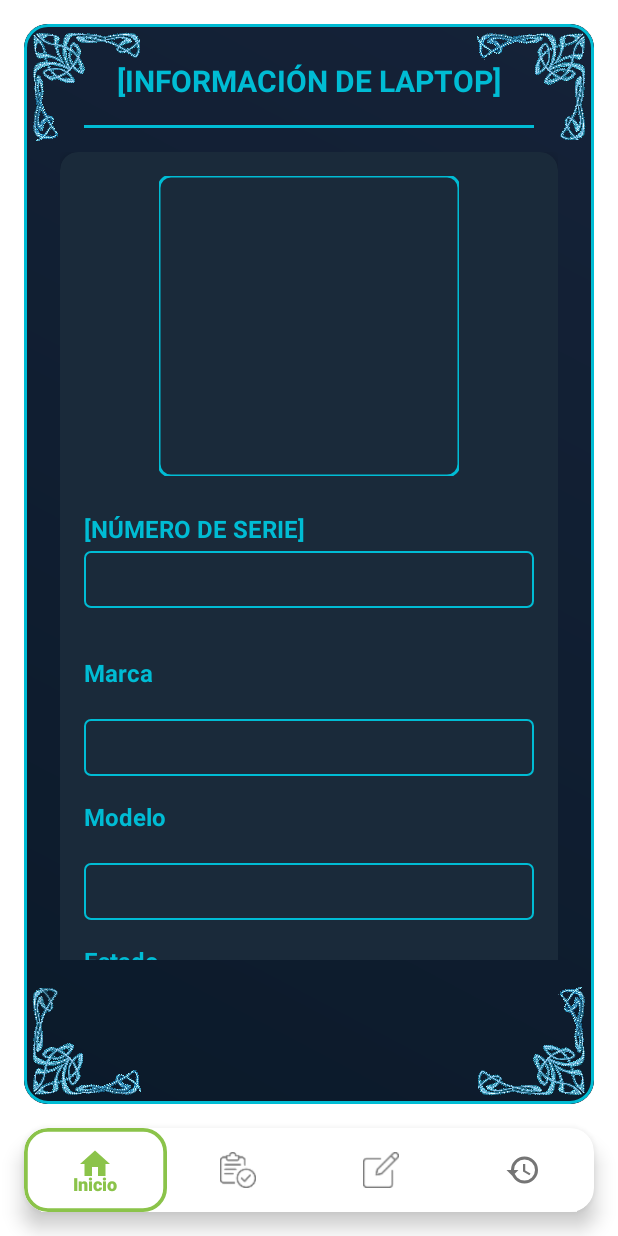
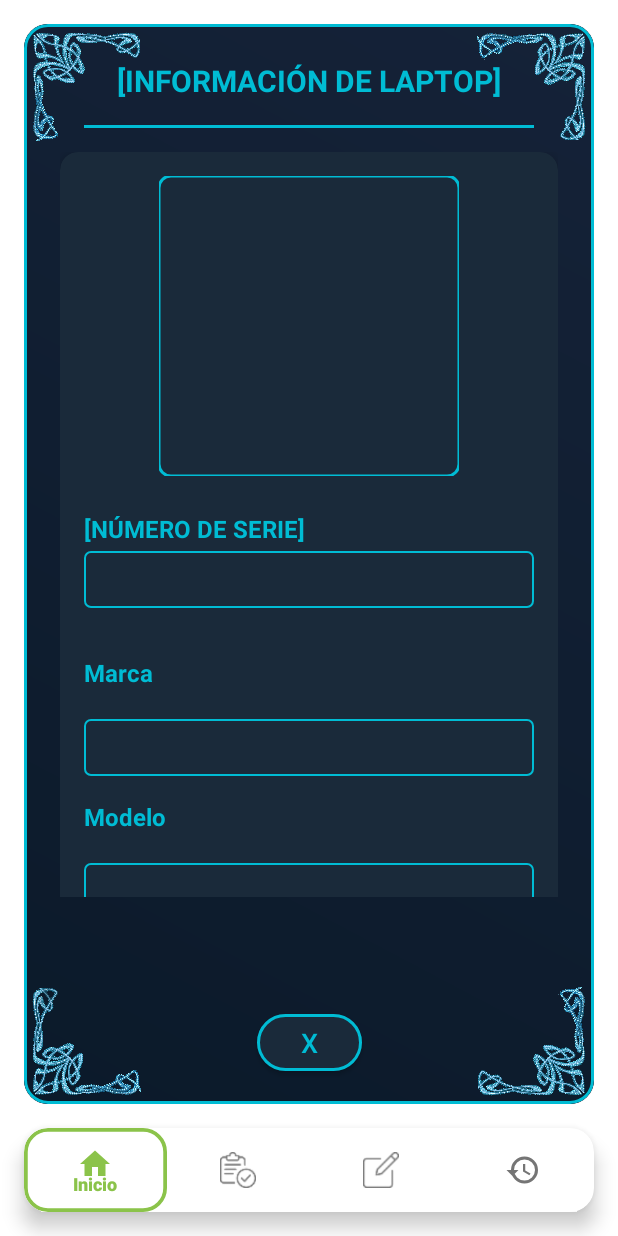
Before and after one commit to Yonsn76/Inventario_lpts, an Android app: the fragment PerfilLaptopFragment placed in its activity, on a phone screen of 412 x 824 dp. Run offline under Robolectric (Android 15) with nearby library versions, the phone set to English and light mode, and no system bars.

Commit message:
Mejorado y corregio el diseño con la parte de mostar informacion

```diff
--- a/app/src/main/java/com/san_pedrito/myapplication/PerfilLaptopFragment.java
+++ b/app/src/main/java/com/san_pedrito/myapplication/PerfilLaptopFragment.java
@@ -69,6 +69,12 @@ public class PerfilLaptopFragment extends Fragment {
             }
         }
 
+        // Configurar el botón de cierre
+        view.findViewById(R.id.btnCerrar).setOnClickListener(v -> {
+            // Cerrar el fragmento y volver al anterior
+            getParentFragmentManager().popBackStack();
+        });
+
         return view;
     }
 }
--- a/app/src/main/res/layout/perfil_laptop.xml
+++ b/app/src/main/res/layout/perfil_laptop.xml
@@ -73,17 +73,35 @@
             app:layout_constraintStart_toStartOf="parent"
             app:layout_constraintEnd_toEndOf="parent"/>
 
+        <!-- Botón de cierre -->
+        <com.google.android.material.button.MaterialButton
+            android:id="@+id/btnCerrar"
+            android:layout_width="70dp"
+            android:layout_height="50dp"
+            android:text="X"
+            android:textSize="18sp"
+            android:textColor="#00BCD4"
+            android:layout_marginBottom="16dp"
+            app:cornerRadius="20dp"
+            app:strokeWidth="2dp"
+            app:strokeColor="#00BCD4"
+            app:backgroundTint="#1A2A3A"
+            app:rippleColor="#80FFFFFF"
+            app:layout_constraintBottom_toBottomOf="parent"
+            app:layout_constraintStart_toStartOf="parent"
+            app:layout_constraintEnd_toEndOf="parent"/>
+
         <!-- Contenedor scrollable -->
         <ScrollView
             android:layout_width="match_parent"
             android:layout_height="0dp"
             android:layout_marginTop="16dp"
-            android:layout_marginBottom="96dp"
+            android:layout_marginBottom="72dp"
             android:layout_marginHorizontal="24dp"
             android:scrollbars="none"
             android:clipToPadding="false"
             app:layout_constraintTop_toBottomOf="@id/divider"
-            app:layout_constraintBottom_toBottomOf="parent">
+            app:layout_constraintBottom_toTopOf="@id/btnCerrar">
 
             <!-- Contenedor de información -->
             <androidx.cardview.widget.CardView
```
Also changed, not shown: app/src/main/java/com/san_pedrito/myapplication/HistorialFragment.java (+26 -37 lines).
